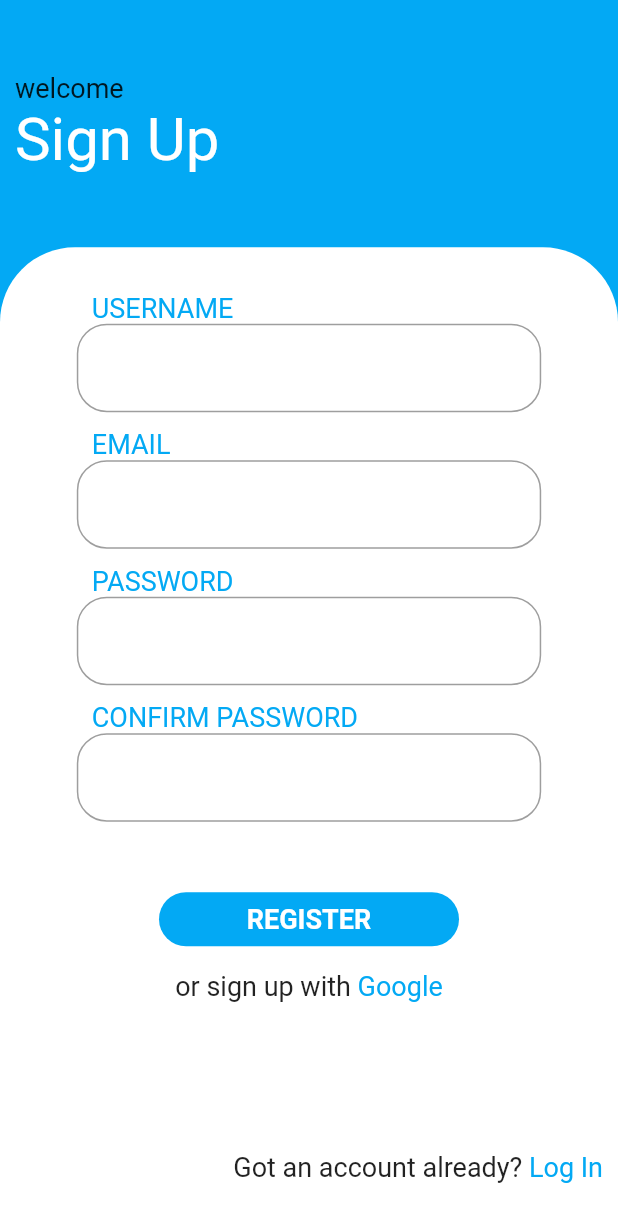
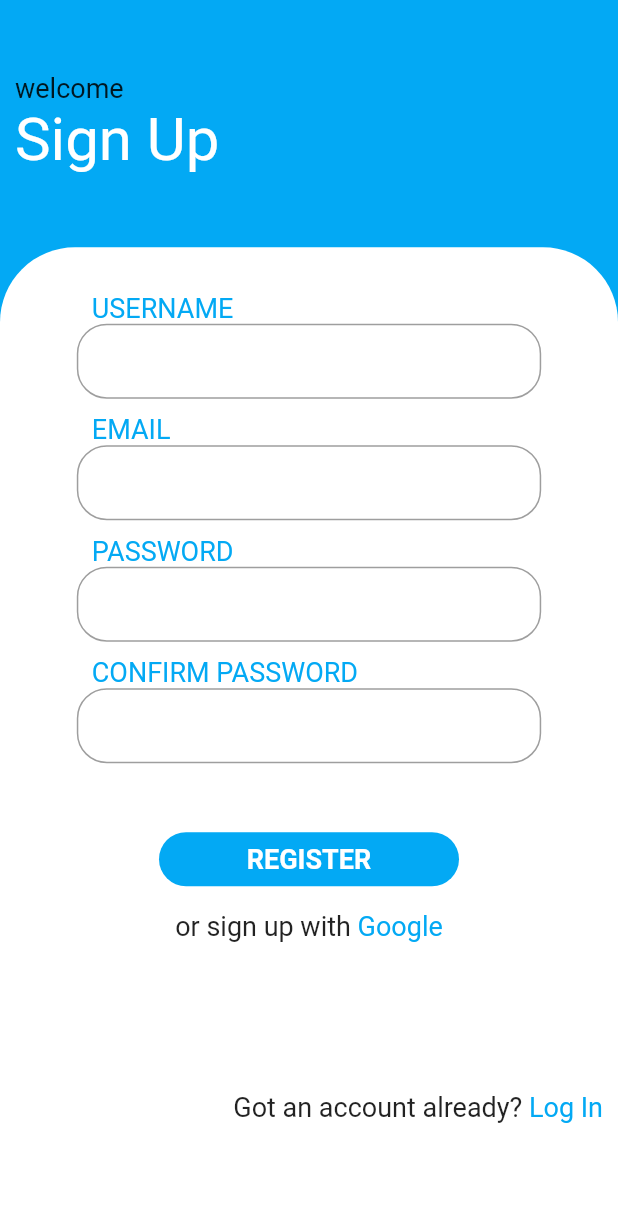
Before and after one commit to triggac4/youth-counsel, a Flutter app: the screen it shows after launch, on a phone screen of 412 x 824 dp. Shown: the top 1222 px of the screen. Run offline on Flutter 3.47's test engine with Material 2 defaults, Android fonts, the phone set to English and light mode, and no system bars.

Commit message:
changed container size to 60

```diff
--- a/lib/generalWidget/textField.dart
+++ b/lib/generalWidget/textField.dart
@@ -43,7 +43,7 @@ class CustomTextField extends StatelessWidget {
             ),
           ),
           Container(
-            height: 70,
+            height: 60,
             padding: EdgeInsets.only(left: 10, right: 10, bottom: 10),
             child: TextFormField(
               obscureText: isPassword,
```
